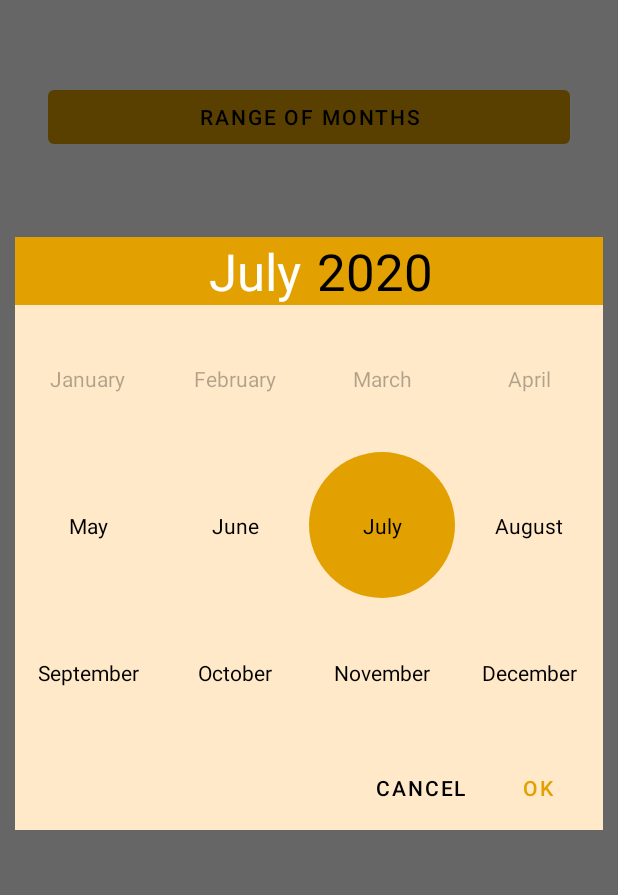
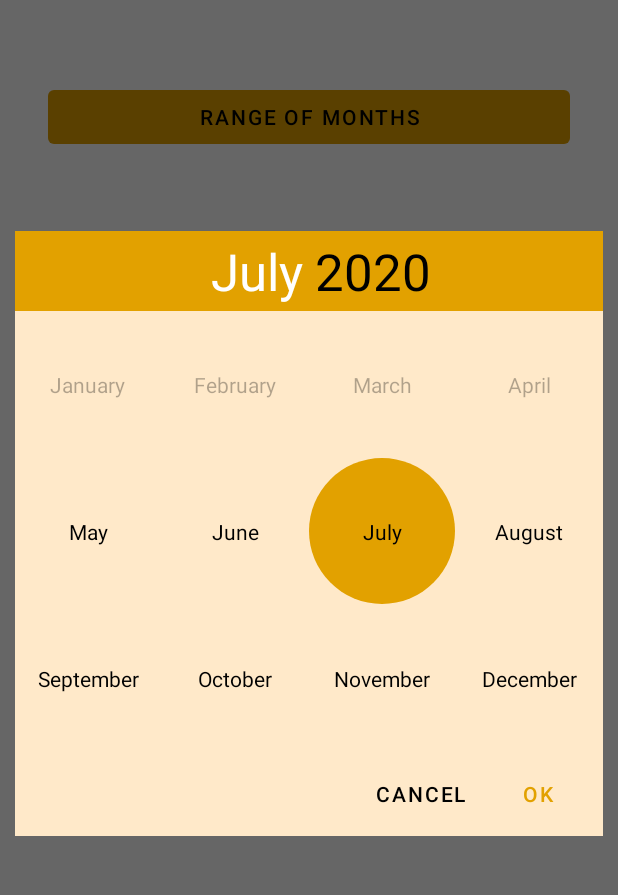
Before and after one commit to Dzmitry-Lakisau/MonthYearPickerDialog, an Android app: the screen it shows after launch (MainActivity), after a tap on "MIN MONTH AND YEAR", on a phone screen of 412 x 824 dp, the part 84-979 px from its top. Run offline under Robolectric (Android 15) with nearby library versions, the phone set to English and light mode, and no system bars; 2 statements that could not run were skipped.

Commit message:
Changed header's paddings

```diff
--- a/library/src/main/res/layout/layout_header.xml
+++ b/library/src/main/res/layout/layout_header.xml
@@ -15,7 +15,7 @@
 		android:ellipsize="end"
 		android:gravity="end"
 		android:lines="1"
-		android:paddingHorizontal="5dp"
+		android:padding="4dp"
 		android:textColor="@color/selector_header_text_color"
 		android:textSize="34sp"
 		tools:text="June" />
@@ -25,7 +25,7 @@
 		android:layout_width="0dp"
 		android:layout_height="wrap_content"
 		android:layout_weight="1"
-		android:paddingHorizontal="5dp"
+		android:padding="4dp"
 		android:textColor="@color/selector_header_text_color"
 		android:textSize="34sp"
 		tools:text="1993" />
```
